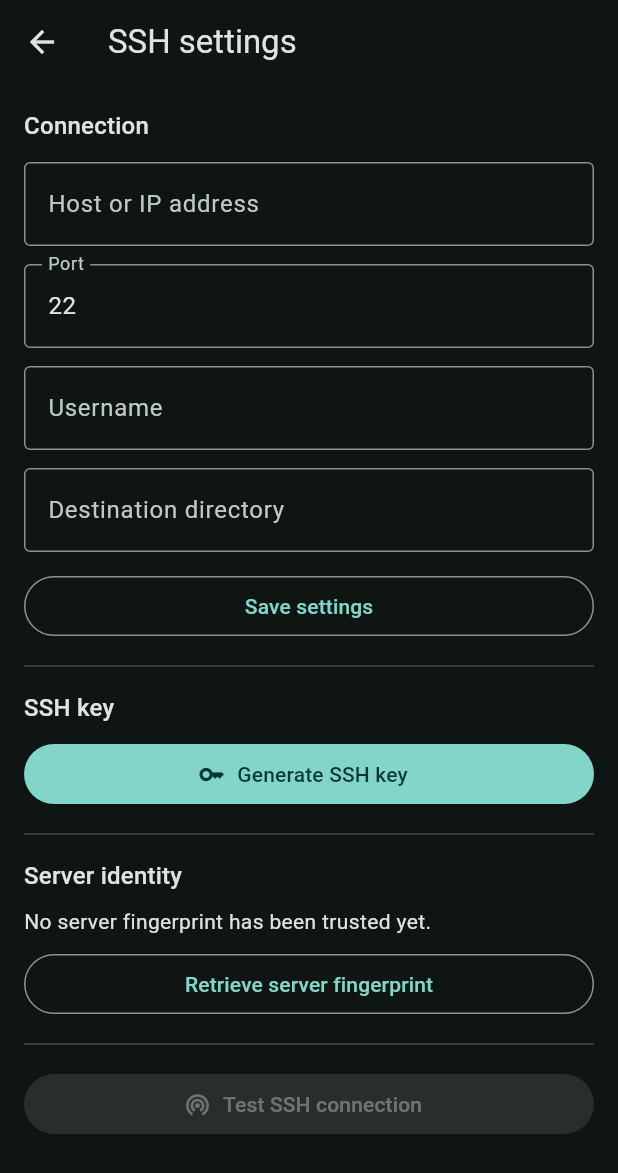
After one commit to 501st-alpha1/catchall, a Flutter app: the SshSettingsScreen screen opened directly, on a phone screen of 412 x 824 dp. The commit adds this screen. Shown: the top 1173 px of the screen. Run offline on Flutter 3.47's test engine with Material 3 defaults, Android fonts, the phone set to English and light mode, and no system bars; our stand-ins replace flutter_secure_storage, shared_preferences; missing offline and left inert: cryptography, dartssh2; accounts and stored records are empty.

Commit message:
Implement SSH connection settings + test

```diff
--- a/lib/screens/capture_screen.dart
+++ b/lib/screens/capture_screen.dart
@@ -1,6 +1,7 @@
 import 'package:flutter/material.dart';
 
 import 'history_screen.dart';
+import 'ssh_settings_screen.dart';
 import '../note_storage.dart';
 
 class CaptureScreen extends StatefulWidget {
@@ -128,6 +129,12 @@ class _CaptureScreenState extends State<CaptureScreen>
             onSelected: (value) {
               if (value == 'timestamp') {
                 _setCustomTimestamp();
+              } else if (value == 'ssh') {
+                Navigator.of(context).push(
+                  MaterialPageRoute<void>(
+                    builder: (_) => const SshSettingsScreen(),
+                  ),
+                );
               }
             },
             itemBuilder: (context) => [
@@ -136,6 +143,14 @@ class _CaptureScreenState extends State<CaptureScreen>
                 child: ListTile(
                   leading: Icon(Icons.calendar_month),
                   title: Text('Set note date/time'),
+                  contentPadding: EdgeInsets.zero,
+                ),
+              ),
+              const PopupMenuItem<String>(
+                value: 'ssh',
+                child: ListTile(
+                  leading: Icon(Icons.sync),
+                  title: Text('SSH transfer settings'),
                   contentPadding: EdgeInsets.zero,
                 ),
               ),
--- /dev/null
+++ b/lib/screens/ssh_settings_screen.dart
@@ -0,0 +1,336 @@
+import 'package:flutter/material.dart';
+import 'package:flutter/services.dart';
+
+import '../transfer/ssh_connection.dart';
+import '../transfer/ssh_connection_settings.dart';
+import '../transfer/ssh_key_manager.dart';
+
+class SshSettingsScreen extends StatefulWidget {
+  const SshSettingsScreen({super.key});
+
+  @override
+  State<SshSettingsScreen> createState() => _SshSettingsScreenState();
+}
+
+class _SshSettingsScreenState extends State<SshSettingsScreen> {
+  final _keyManager = SshKeyManager();
+  late final SshConnection _connection;
+
+  final _hostController = TextEditingController();
+  final _portController = TextEditingController(text: '22');
+  final _usernameController = TextEditingController();
+  final _destinationController = TextEditingController();
+
+  String? _publicKey;
+  String? _presentedFingerprint;
+  String _trustedFingerprint = '';
+
+  bool _loading = true;
+  bool _working = false;
+  bool _hasKey = false;
+
+  @override
+  void initState() {
+    super.initState();
+    _connection = SshConnection(keyManager: _keyManager);
+    _loadSettings();
+  }
+
+  @override
+  void dispose() {
+    _hostController.dispose();
+    _portController.dispose();
+    _usernameController.dispose();
+    _destinationController.dispose();
+    super.dispose();
+  }
+
+  Future<void> _loadSettings() async {
+    final settings = await SshConnectionSettings.load();
+    final hasKey = await _keyManager.hasKeyPair();
+    final publicKey = hasKey ? await _keyManager.getPublicKey() : null;
+
+    if (!mounted) return;
+
+    setState(() {
+      _hostController.text = settings.host;
+      _portController.text = settings.port.toString();
+      _usernameController.text = settings.username;
+      _destinationController.text = settings.destination;
+      _trustedFingerprint = settings.hostFingerprint;
+      _hasKey = hasKey;
+      _publicKey = publicKey;
+      _loading = false;
+    });
+  }
+
+  SshConnectionSettings _currentSettings() {
+    return SshConnectionSettings(
+      host: _hostController.text.trim(),
+      port: int.tryParse(_portController.text.trim()) ?? 0,
+      username: _usernameController.text.trim(),
+      destination: _destinationController.text.trim(),
+      hostFingerprint: _trustedFingerprint,
+    );
+  }
+
+  Future<void> _saveSettings() async {
+    final settings = _currentSettings();
+
+    if (!settings.isConfigured) {
+      _showMessage('Please complete all connection settings.');
+      return;
+    }
+
+    await settings.save();
+
+    if (!mounted) return;
+    _showMessage('Settings saved');
+  }
+
+  Future<void> _generateKey() async {
+    setState(() => _working = true);
+
+    try {
+      final publicKey = await _keyManager.generateKeyPair();
+
+      if (!mounted) return;
+
+      setState(() {
+        _hasKey = true;
+        _publicKey = publicKey;
+      });
+
+      _showMessage('SSH key generated');
+    } catch (error) {
+      if (mounted) _showMessage('Could not generate SSH key: $error');
+    } finally {
+      if (mounted) setState(() => _working = false);
+    }
+  }
+
+  Future<void> _copyPublicKey() async {
+    final publicKey = _publicKey;
+    if (publicKey == null) return;
+
+    await Clipboard.setData(ClipboardData(text: publicKey));
+
+    if (mounted) _showMessage('Public key copied');
+  }
+
+  Future<void> _retrieveFingerprint() async {
+    final settings = _currentSettings();
+
+    if (settings.host.trim().isEmpty ||
+        settings.port < 1 ||
+        settings.port > 65535) {
+      _showMessage('Enter a valid host and port first.');
+      return;
+    }
+
+    setState(() => _working = true);
+
+    try {
+      final fingerprint = await _connection.getPresentedHostFingerprint(
+        settings,
+      );
+
+      if (!mounted) return;
+
+      setState(() => _presentedFingerprint = fingerprint);
+    } catch (error) {
+      if (mounted) {
+        _showMessage('Could not retrieve server fingerprint: $error');
+      }
+    } finally {
+      if (mounted) setState(() => _working = false);
+    }
+  }
+
+  Future<void> _trustFingerprint() async {
+    final fingerprint = _presentedFingerprint;
+    if (fingerprint == null) return;
+
+    final confirmed = await showDialog<bool>(
+      context: context,
+      builder: (context) => AlertDialog(
+        title: const Text('Trust SSH server?'),
+        content: SelectableText(
+          'Only continue if this fingerprint matches the one '
+          'reported by ssh-keygen on your Linux computer:\n\n'
+          '$fingerprint',
+        ),
+        actions: [
+          TextButton(
+            onPressed: () => Navigator.pop(context, false),
+            child: const Text('Cancel'),
+          ),
+          FilledButton(
+            onPressed: () => Navigator.pop(context, true),
+            child: const Text('Trust server'),
+          ),
+        ],
+      ),
+    );
+
+    if (confirmed != true || !mounted) return;
+
+    await _currentSettings().saveHostFingerprint(fingerprint);
+
+    if (!mounted) return;
+
+    setState(() {
+      _trustedFingerprint = fingerprint;
+      _presentedFingerprint = null;
+    });
+
+    _showMessage('Server fingerprint saved');
+  }
+
+  Future<void> _testConnection() async {
+    final settings = _currentSettings();
+
+    if (!settings.isConfigured || !settings.hasTrustedHost) {
+      _showMessage('Complete settings and trust the server first.');
+      return;
+    }
+
+    await settings.save();
+
+    setState(() => _working = true);
+
+    try {
+      await _connection.testConnection(settings);
+
+      if (mounted) _showMessage('SSH connection successful');
+    } catch (error) {
+      if (mounted) _showMessage('SSH connection failed: $error');
+    } finally {
+      if (mounted) setState(() => _working = false);
+    }
+  }
+
+  void _showMessage(String message) {
+    ScaffoldMessenger.of(context)
+      ..hideCurrentSnackBar()
+      ..showSnackBar(SnackBar(content: Text(message)));
+  }
+
+  Widget _textField({
+    required String label,
+    required TextEditingController controller,
+    TextInputType? keyboardType,
+  }) {
+    return TextField(
+      controller: controller,
+      keyboardType: keyboardType,
+      decoration: InputDecoration(
+        labelText: label,
+        border: const OutlineInputBorder(),
+      ),
+    );
+  }
+
+  @override
+  Widget build(BuildContext context) {
+    if (_loading) {
+      return const Scaffold(body: Center(child: CircularProgressIndicator()));
+    }
+
+    return Scaffold(
+      appBar: AppBar(title: const Text('SSH settings')),
+      body: SafeArea(
+        child: ListView(
+          padding: const EdgeInsets.all(16),
+          children: [
+            Text('Connection', style: Theme.of(context).textTheme.titleMedium),
+            const SizedBox(height: 12),
+            _textField(
+              label: 'Host or IP address',
+              controller: _hostController,
+            ),
+            const SizedBox(height: 12),
+            _textField(
+              label: 'Port',
+              controller: _portController,
+              keyboardType: TextInputType.number,
+            ),
+            const SizedBox(height: 12),
+            _textField(label: 'Username', controller: _usernameController),
+            const SizedBox(height: 12),
+            _textField(
+              label: 'Destination directory',
+              controller: _destinationController,
+            ),
+            const SizedBox(height: 12),
+            OutlinedButton(
+              onPressed: _working ? null : _saveSettings,
+              child: const Text('Save settings'),
+            ),
+            const Divider(height: 32),
+            Text('SSH key', style: Theme.of(context).textTheme.titleMedium),
+            const SizedBox(height: 8),
+            if (!_hasKey)
+              FilledButton.icon(
+                onPressed: _working ? null : _generateKey,
+                icon: const Icon(Icons.key),
+                label: const Text('Generate SSH key'),
+              )
+            else ...[
+              const Text('A Catchall SSH key has been generated.'),
+              const SizedBox(height: 8),
+              if (_publicKey != null)
+                SelectableText(
+                  _publicKey!,
+                  style: Theme.of(context).textTheme.bodySmall,
+                ),
+              OutlinedButton.icon(
+                onPressed: _copyPublicKey,
+                icon: const Icon(Icons.copy),
+                label: const Text('Copy public key'),
+              ),
+            ],
+            const Divider(height: 32),
+            Text(
+              'Server identity',
+              style: Theme.of(context).textTheme.titleMedium,
+            ),
+            const SizedBox(height: 8),
+            if (_trustedFingerprint.isNotEmpty) ...[
+              const Text('Trusted server fingerprint:'),
+              SelectableText(_trustedFingerprint),
+            ] else
+              const Text('No server fingerprint has been trusted yet.'),
+            const SizedBox(height: 8),
+            OutlinedButton(
+              onPressed: _working ? null : _retrieveFingerprint,
+              child: const Text('Retrieve server fingerprint'),
+            ),
+            if (_presentedFingerprint != null) ...[
+              const SizedBox(height: 12),
+              const Text(
+                'Compare this fingerprint with the one reported '
+                'by your Linux computer before trusting it:',
+              ),
+              SelectableText(_presentedFingerprint!),
+              FilledButton(
+                onPressed: _trustFingerprint,
+                child: const Text('Trust this fingerprint'),
+              ),
+            ],
+            const Divider(height: 32),
+            FilledButton.icon(
+              onPressed: _working || !_hasKey ? null : _testConnection,
+              icon: const Icon(Icons.wifi_tethering),
+              label: const Text('Test SSH connection'),
+            ),
+            if (_working) ...[
+              const SizedBox(height: 16),
+              const Center(child: CircularProgressIndicator()),
+            ],
+          ],
+        ),
+      ),
+    );
+  }
+}
--- a/lib/transfer/ssh_connection.dart
+++ b/lib/transfer/ssh_connection.dart
@@ -9,6 +9,46 @@ class SshConnection {
   SshConnection({required this.keyManager});
 
   final SshKeyManager keyManager;
+
+  Future<String> getPresentedHostFingerprint(
+    SshConnectionSettings settings,
+  ) async {
+    if (settings.host.trim().isEmpty ||
+        settings.port < 1 ||
+        settings.port > 65535) {
+      throw StateError('Invalid SSH host or port.');
+    }
+
+    final socket = await SSHSocket.connect(settings.host.trim(), settings.port);
+
+    String? fingerprint;
+
+    final client = SSHClient(
+      socket,
+      username: settings.username.trim().isEmpty
+          ? 'fingerprint-check'
+          : settings.username.trim(),
+      onVerifyHostKey: (type, value) {
+        fingerprint = utf8.decode(value);
+        return false;
+      },
+      handshakeTimeout: const Duration(seconds: 15),
+    );
+
+    try {
+      await client.authenticated;
+    } catch (_) {
+      if (fingerprint == null) rethrow;
+    } finally {
+      await client.close();
+    }
+
+    if (fingerprint == null) {
+      throw StateError('The SSH server did not provide a host key.');
+    }
+
+    return fingerprint!;
+  }
 
   Future<void> testConnection(SshConnectionSettings settings) async {
     if (!settings.isConfigured) {
```
Also changed, not shown: 1 other file.
